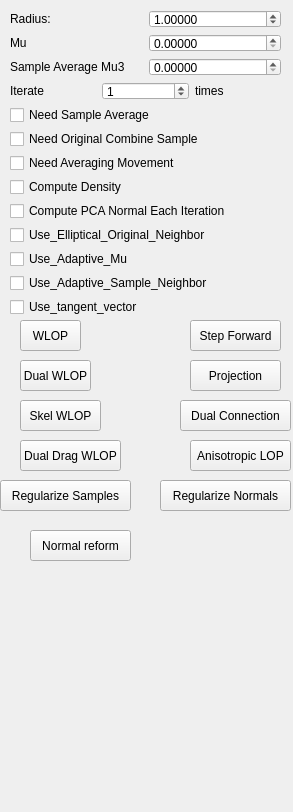
Old version of the form point-cloud-2015/UI/para_wlop.ui in the repository sunwaylive/Point-Cloud-Processing-2015.
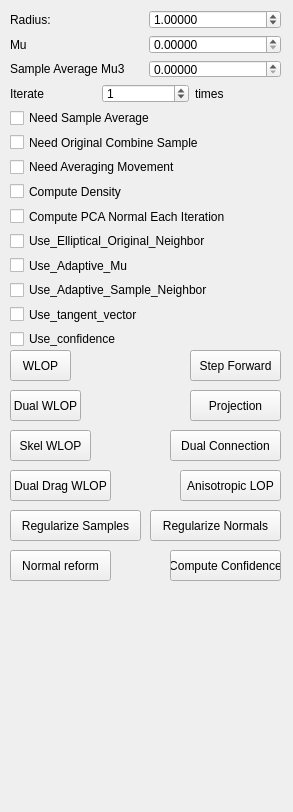
New version of the form.

Commit message: added sample confidence and cloest connection

```diff
--- a/point-cloud-2015/UI/para_wlop.ui
+++ b/point-cloud-2015/UI/para_wlop.ui
@@ -19,7 +19,7 @@
      <x>10</x>
      <y>10</y>
      <width>271</width>
-     <height>306</height>
+     <height>338</height>
     </rect>
    </property>
    <layout class="QVBoxLayout" name="verticalLayout">
@@ -186,13 +186,20 @@
       </property>
      </widget>
     </item>
+    <item>
+     <widget class="QCheckBox" name="Use_confidence">
+      <property name="text">
+       <string>Use_confidence</string>
+      </property>
+     </widget>
+    </item>
    </layout>
   </widget>
   <widget class="QPushButton" name="anisotropic_lop_apply">
    <property name="geometry">
     <rect>
-     <x>190</x>
-     <y>440</y>
+     <x>180</x>
+     <y>470</y>
      <width>101</width>
      <height>31</height>
     </rect>
@@ -204,8 +211,8 @@
   <widget class="QPushButton" name="wlop_apply">
    <property name="geometry">
     <rect>
-     <x>20</x>
-     <y>320</y>
+     <x>10</x>
+     <y>350</y>
      <width>61</width>
      <height>31</height>
     </rect>
@@ -217,8 +224,8 @@
   <widget class="QPushButton" name="dual_wlop_apply">
    <property name="geometry">
     <rect>
-     <x>20</x>
-     <y>360</y>
+     <x>10</x>
+     <y>390</y>
      <width>71</width>
      <height>31</height>
     </rect>
@@ -231,7 +238,7 @@
    <property name="geometry">
     <rect>
      <x>190</x>
-     <y>320</y>
+     <y>350</y>
      <width>91</width>
      <height>31</height>
     </rect>
@@ -244,7 +251,7 @@
    <property name="geometry">
     <rect>
      <x>190</x>
-     <y>360</y>
+     <y>390</y>
      <width>91</width>
      <height>31</height>
     </rect>
@@ -256,8 +263,8 @@
   <widget class="QPushButton" name="dual_connection">
    <property name="geometry">
     <rect>
-     <x>180</x>
-     <y>400</y>
+     <x>170</x>
+     <y>430</y>
      <width>111</width>
      <height>31</height>
     </rect>
@@ -269,8 +276,8 @@
   <widget class="QPushButton" name="skel_wlop">
    <property name="geometry">
     <rect>
-     <x>20</x>
-     <y>400</y>
+     <x>10</x>
+     <y>430</y>
      <width>81</width>
      <height>31</height>
     </rect>
@@ -282,8 +289,8 @@
   <widget class="QPushButton" name="dual_drag_wlop">
    <property name="geometry">
     <rect>
-     <x>20</x>
-     <y>440</y>
+     <x>10</x>
+     <y>470</y>
      <width>101</width>
      <height>31</height>
     </rect>
@@ -295,8 +302,8 @@
   <widget class="QPushButton" name="regularize_samples">
    <property name="geometry">
     <rect>
-     <x>0</x>
-     <y>480</y>
+     <x>10</x>
+     <y>510</y>
      <width>131</width>
      <height>31</height>
     </rect>
@@ -308,8 +315,8 @@
   <widget class="QPushButton" name="regularize_normals">
    <property name="geometry">
     <rect>
-     <x>160</x>
-     <y>480</y>
+     <x>150</x>
+     <y>510</y>
      <width>131</width>
      <height>31</height>
     </rect>
@@ -321,8 +328,8 @@
   <widget class="QPushButton" name="normal_reform">
    <property name="geometry">
     <rect>
-     <x>30</x>
-     <y>530</y>
+     <x>10</x>
+     <y>550</y>
      <width>101</width>
      <height>31</height>
     </rect>
@@ -331,6 +338,19 @@
     <string>Normal reform</string>
    </property>
   </widget>
+  <widget class="QPushButton" name="compute_confidence">
+   <property name="geometry">
+    <rect>
+     <x>170</x>
+     <y>550</y>
+     <width>111</width>
+     <height>31</height>
+    </rect>
+   </property>
+   <property name="text">
+    <string>Compute Confidence</string>
+   </property>
+  </widget>
  </widget>
  <resources/>
  <connections/>
```
The commit also changes 11 other files.
